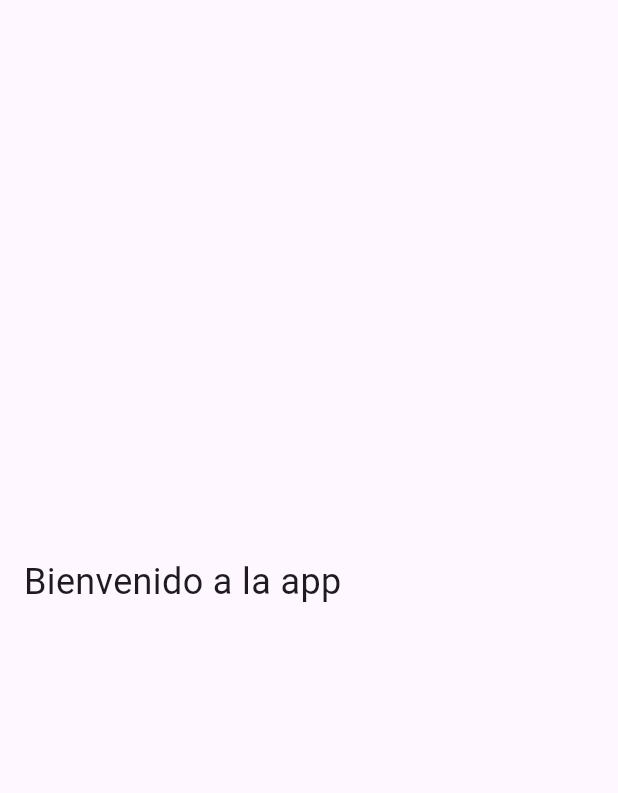
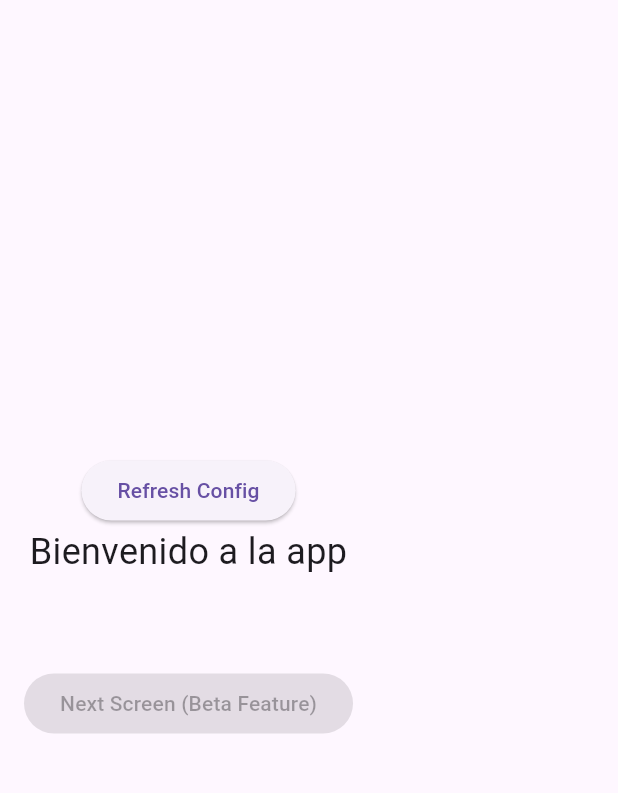
Before and after one commit to ProZero133/Firebase-FeatureFlag-POC, a Flutter app: the screen it shows after launch, on a phone screen of 412 x 824 dp, the part 63-856 px from its top. Run offline on Flutter 3.47's test engine with Material 3 defaults, Android fonts, the phone set to English and light mode, and no system bars; our stand-ins replace firebase_analytics, firebase_core, firebase_remote_config; accounts and stored records are empty.

Commit message:
boolean for beta feature

```diff
--- a/firebase_flag_poc/lib/main.dart
+++ b/firebase_flag_poc/lib/main.dart
@@ -2,13 +2,17 @@ import 'package:flutter/material.dart';
 import 'package:firebase_core/firebase_core.dart';
 import 'package:firebase_remote_config/firebase_remote_config.dart';
 import 'package:firebase_analytics/firebase_analytics.dart';
+import 'next_screen.dart';
 
+// Firebase Analytics instance to track user properties
 final FirebaseAnalytics analytics = FirebaseAnalytics.instance;
 
 void main() async {
   WidgetsFlutterBinding.ensureInitialized();
+  // Initialize Firebase
   await Firebase.initializeApp();
-  await analytics.setUserProperty(name: 'beta_user', value: 'true');
+  await analytics.setUserProperty(name: 'Beta_access', value: true.toString());
+  await analytics.setUserProperty(name: 'user_id', value: '123456');
   runApp(const MyApp());
 }
 
@@ -32,27 +36,38 @@ class HomeScreen extends StatefulWidget {
 }
 
 class _HomeScreenState extends State<HomeScreen> {
-  String _message = 'Cargando...';
+  // Variables to hold remote config values
+  String _message = 'Loading...';
   bool _showAndroidVersion = false;
+  bool _betaAccess = false;
+  bool _enableNextScreen = false;
 
   @override
   void initState() {
     super.initState();
+    // Fetch remote config values when the app starts
     fetchRemoteConfig();
   }
 
+
+// Fetch remote config values from Firebase (Execute this every time you want to check for updates in Firebase Console)
   Future<void> fetchRemoteConfig() async {
+    // Instantiate Firebase Remote Config
     final remoteConfig = FirebaseRemoteConfig.instance;
 
+    // Set config settings
+    // Fetch timeout is set to 10 seconds, and minimum fetch interval is set to 0 seconds
     await remoteConfig.setConfigSettings(RemoteConfigSettings(
       fetchTimeout: const Duration(seconds: 10),
       minimumFetchInterval: const Duration(seconds: 0),
     ));
 
-    // Set default values for the remote config parameters
+    // Set default values for the remote config parameters in case they are not set in Firebase Console
+    // or if the fetch fails
     await remoteConfig.setDefaults({
       'show_android_version': false,
       'welcome_message': 'Bienvenido a la app',
+      'Beta_access': false,
     });
 
     // Fetch config values
@@ -61,6 +76,8 @@ class _HomeScreenState extends State<HomeScreen> {
       // Get the values from remote config as remoteConfig.typeOfVariable('keyValue in Firebase Console')
       _message = remoteConfig.getString('welcome_message');
       _showAndroidVersion = remoteConfig.getBool('show_android_version');
+      _enableNextScreen = remoteConfig.getBool('show_beta_feature');
+
       print('\x1B[32mIs user device android?: $_showAndroidVersion\x1B[0m');
     });
   }
@@ -74,6 +91,10 @@ class _HomeScreenState extends State<HomeScreen> {
         child: Column(
           mainAxisAlignment: MainAxisAlignment.center,
           children: [
+            ElevatedButton(
+              onPressed: fetchRemoteConfig,
+              child: const Text('Refresh Config'),
+            ),
             Text(
               _message,
               style: const TextStyle(fontSize: 24),
@@ -93,6 +114,21 @@ class _HomeScreenState extends State<HomeScreen> {
                   style: TextStyle(color: Colors.white, fontSize: 18),
                 ),
               ),
+              const SizedBox(height: 40),
+            ElevatedButton(
+              // Enable the button only if enabled in Firebase Remote Config
+              onPressed: _enableNextScreen
+                  ? () {
+                      Navigator.push(
+                        context,
+                        MaterialPageRoute(
+                          builder: (context) => const NextScreen(),
+                        ),
+                      );
+                    }
+                  : null,
+              child: const Text('Next Screen (Beta Feature)'),
+            ),
           ],
         ),
       ),
```
Also changed, not shown: firebase_flag_poc/lib/next_screen.dart (added, +18 -0 lines).
